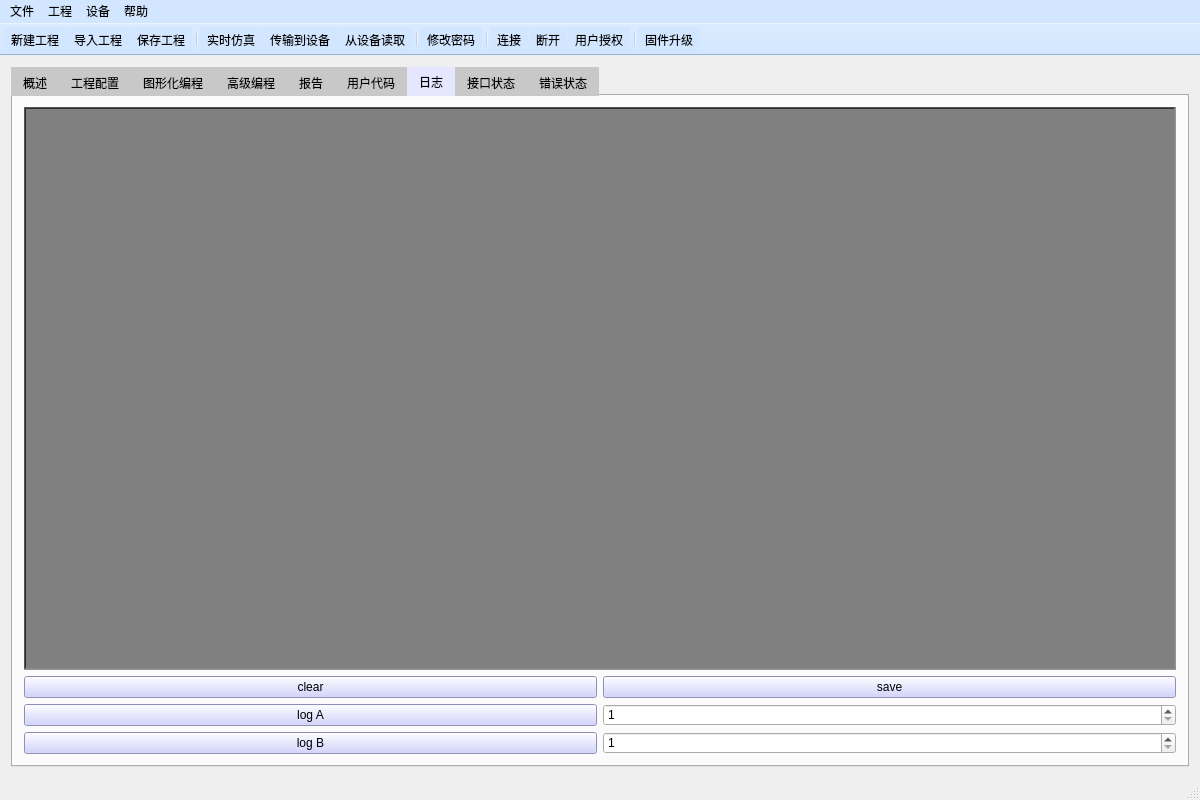
Old version of the form mainwindow.ui in the repository su0814/qt_spc100.
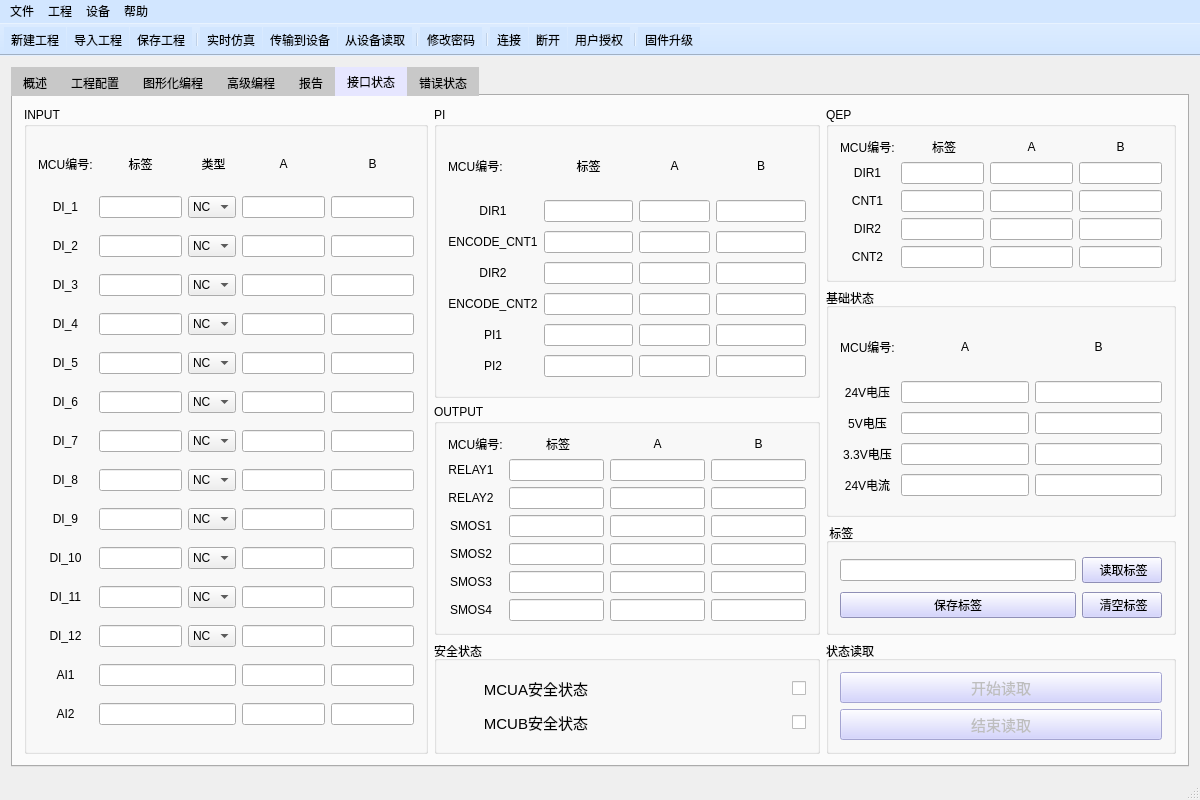
New version of the form. The open tabs and pages were chosen to show the change. Icons and pictures are not drawn.

Commit message: 将日志和用户代码转为弹窗形式

What changed in the file:
```diff
--- a/mainwindow.ui
+++ b/mainwindow.ui
@@ -1468,139 +1468,6 @@
         </item>
        </layout>
       </widget>
-      <widget class="QWidget" name="tab_usercode">
-       <attribute name="title">
-        <string>用户代码</string>
-       </attribute>
-       <layout class="QGridLayout" name="gridLayout_34">
-        <item row="0" column="0">
-         <widget class="QPushButton" name="pushButton_creat_usercode">
-          <property name="text">
-           <string>生成</string>
-          </property>
-         </widget>
-        </item>
-        <item row="1" column="0">
-         <widget class="QPlainTextEdit" name="plainTextEdit_usercode">
-          <property name="readOnly">
-           <bool>true</bool>
-          </property>
-         </widget>
-        </item>
-       </layout>
-      </widget>
-      <widget class="QWidget" name="tab_log">
-       <attribute name="title">
-        <string>日志</string>
-       </attribute>
-       <layout class="QGridLayout" name="gridLayout_2">
-        <item row="0" column="0" colspan="2">
-         <widget class="QTextBrowser" name="lua_log_textBrowser">
-          <property name="minimumSize">
-           <size>
-            <width>0</width>
-            <height>0</height>
-           </size>
-          </property>
-          <property name="font">
-           <font>
-            <pointsize>12</pointsize>
-           </font>
-          </property>
-          <property name="styleSheet">
-           <string notr="true">background-color: rgb(128, 128, 128);</string>
-          </property>
-          <property name="frameShape">
-           <enum>QFrame::WinPanel</enum>
-          </property>
-         </widget>
-        </item>
-        <item row="1" column="0">
-         <widget class="QPushButton" name="lua_logclear_pushButton">
-          <property name="maximumSize">
-           <size>
-            <width>16777215</width>
-            <height>40</height>
-           </size>
-          </property>
-          <property name="text">
-           <string>clear</string>
-          </property>
-         </widget>
-        </item>
-        <item row="1" column="1">
-         <widget class="QPushButton" name="lua_logsave_pushButton">
-          <property name="maximumSize">
-           <size>
-            <width>16777215</width>
-            <height>40</height>
-           </size>
-          </property>
-          <property name="text">
-           <string>save</string>
-          </property>
-         </widget>
-        </item>
-        <item row="2" column="0">
-         <widget class="QPushButton" name="get_a_log_pushButton">
-          <property name="maximumSize">
-           <size>
-            <width>16777215</width>
-            <height>40</height>
-           </size>
-          </property>
-          <property name="text">
-           <string>log A</string>
-          </property>
-         </widget>
-        </item>
-        <item row="2" column="1">
-         <widget class="QSpinBox" name="log_a_size_spinBox">
-          <property name="maximumSize">
-           <size>
-            <width>16777215</width>
-            <height>40</height>
-           </size>
-          </property>
-          <property name="minimum">
-           <number>1</number>
-          </property>
-          <property name="maximum">
-           <number>1024</number>
-          </property>
-         </widget>
-        </item>
-        <item row="3" column="0">
-         <widget class="QPushButton" name="get_b_log_pushButton">
-          <property name="maximumSize">
-           <size>
-            <width>16777215</width>
-            <height>40</height>
-           </size>
-          </property>
-          <property name="text">
-           <string>log B</string>
-          </property>
-         </widget>
-        </item>
-        <item row="3" column="1">
-         <widget class="QSpinBox" name="log_b_size_spinBox">
-          <property name="maximumSize">
-           <size>
-            <width>16777215</width>
-            <height>40</height>
-           </size>
-          </property>
-          <property name="minimum">
-           <number>1</number>
-          </property>
-          <property name="maximum">
-           <number>1024</number>
-          </property>
-         </widget>
-        </item>
-       </layout>
-      </widget>
       <widget class="QWidget" name="tab_io_status">
        <attribute name="title">
         <string>接口状态</string>
```
Left out of the diff: 26 changed lines with no effect on the pictures. The commit also changes 21 other files.
